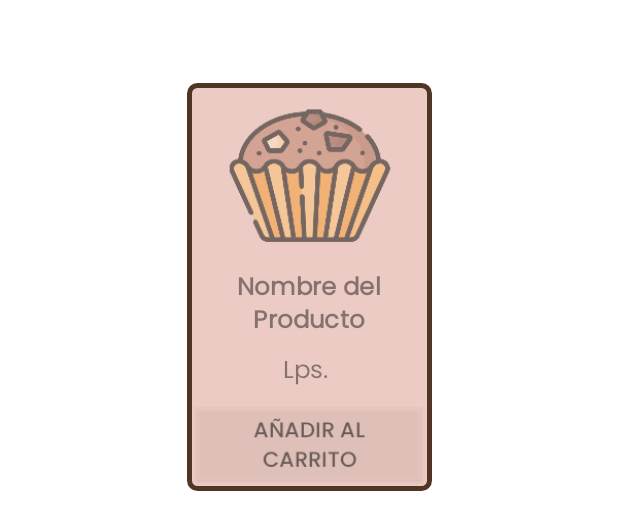
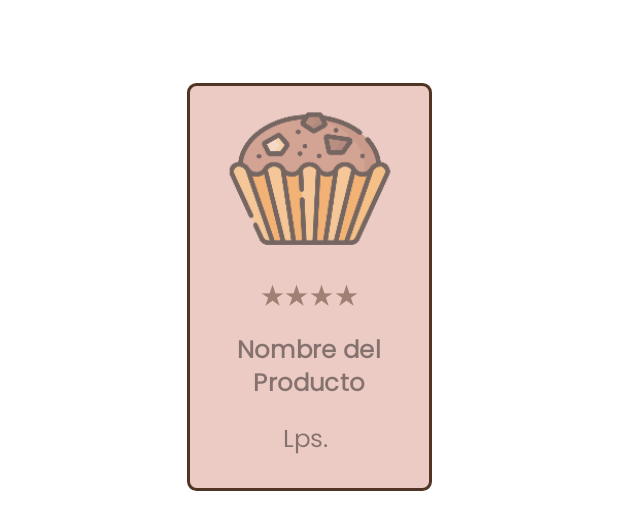
Before and after one commit to Aesthetic-Cakes/Aesthetic-Cakes, an Android app: the layout products_list.xml on its own in the app's theme, with its tools: preview values and no code run, on a phone screen of 412 x 824 dp. Shown: the top 530 px of the screen. Run offline under Robolectric (Android 15) with nearby library versions, the phone set to English and light mode, and no system bars.

Commit message:
Cambios en la Apariencia de categorias

```diff
--- a/app/src/main/java/com/example/aestheticcakes/CategoriasYProductos.java
+++ b/app/src/main/java/com/example/aestheticcakes/CategoriasYProductos.java
@@ -121,7 +121,6 @@ public class CategoriasYProductos extends AppCompatActivity implements
         FirebaseApp.initializeApp(this);
         firebaseDatabase = FirebaseDatabase.getInstance();
         databaseReference = firebaseDatabase.getReference();
-
     }
 
     private void loadCards(int cat){
@@ -136,7 +135,7 @@ public class CategoriasYProductos extends AppCompatActivity implements
                     Producto p = objSnapshot.getValue(Producto.class);
                     if (p.getCategoryID() == cat){
 
-                        dataList.add(new Producto(p.getProductID(), p.getName(), p.getPrice() , p.getImage(),p.getImageSlider1(), p.getImageSlider2(), p.getProductDescription(), p.getCategoryID()));
+                        dataList.add(new Producto(p.getProductID(), p.getName(), p.getPrice() , p.getImage(),p.getImageSlider1(), p.getImageSlider2(), p.getProductDescription(), p.getCategoryID(), p.getProductRate()));
 
                     }
                 }
--- a/app/src/main/java/com/example/aestheticcakes/VistaCarrito.java
+++ b/app/src/main/java/com/example/aestheticcakes/VistaCarrito.java
@@ -62,7 +62,7 @@ public class VistaCarrito extends AppCompatActivity {
         TotalPrecio.setText("Total a Pagar:"+String.valueOf(PrecioTotal));
         final DatabaseReference CarListRef = FirebaseDatabase.getInstance().getReference().child("CarritoLista");
 
-       FirebaseRecycleOptions<VistaCarrito> options = new FirebaseRecycleOptions.Builder<Carrito>()
+       //FirebaseRecycleOptions<VistaCarrito> options = new FirebaseRecycleOptions.Builder<Carrito>()
     }
     private void VerificarEstado(){
 
--- a/app/src/main/res/drawable/card_style.xml
+++ b/app/src/main/res/drawable/card_style.xml
@@ -4,7 +4,7 @@
 
     // The width and color of the border
     <stroke
-        android:width="3dp"
+        android:width="2dp"
         android:color="@color/chocoBrownHeavy" />
 
     <solid android:color="@color/cardThree" />
--- a/app/src/main/res/layout/activity_categorias_yproductos.xml
+++ b/app/src/main/res/layout/activity_categorias_yproductos.xml
@@ -132,7 +132,6 @@
         android:layout_height="0dp"
         app:layout_constraintBottom_toTopOf="@+id/horizontalScrollView"
         app:layout_constraintEnd_toEndOf="parent"
-
         app:layout_constraintHorizontal_bias="0.551"
         app:layout_constraintStart_toStartOf="parent"
         app:layout_constraintTop_toBottomOf="@+id/linearLayout"
@@ -150,7 +149,7 @@
         app:layout_constraintStart_toStartOf="parent"
         app:layout_constraintTop_toTopOf="parent"
         app:layout_constraintVertical_bias="0.0"
-        android:background="@color/cardThree">
+        android:background="@color/white">
 
         <TextView
             android:id="@+id/idTitle"
--- a/app/src/main/res/layout/products_list.xml
+++ b/app/src/main/res/layout/products_list.xml
@@ -26,25 +26,38 @@
             android:id="@+id/productImage"
             android:layout_width="139dp"
             android:layout_height="104dp"
-            android:layout_marginTop="4dp"
+            android:layout_marginTop="6dp"
 
             app:srcCompat="@mipmap/noproduct"
             app:shapeAppearanceOverlay="@style/roundImageView"
             />
 
         <TextView
+            android:id="@+id/productRate"
+            android:layout_width="154dp"
+            android:layout_height="38dp"
+            android:layout_marginTop="5dp"
+            android:fontFamily="@font/poppins"
+            android:gravity="center"
+            android:text="★★★★"
+            android:textAppearance="@style/TextAppearance.AppCompat.Body2"
+            android:textColor="@color/chocoBrownHeavy"
+            android:textSize="18sp" />
+
+        <TextView
             android:id="@+id/productName"
             android:layout_width="156dp"
             android:layout_height="50dp"
-            android:layout_marginTop="7dp"
+            android:layout_marginTop="4dp"
             android:fontFamily="@font/poppins"
             android:gravity="center"
-            android:text="Nombre del Producto"
             android:paddingLeft="5dp"
             android:paddingRight="5dp"
+            android:text="Nombre del Producto"
             android:textAppearance="@style/TextAppearance.AppCompat.Body2"
             android:textSize="16sp"
             android:textStyle="bold" />
+
 
         <TextView
             android:id="@+id/productPrice"
@@ -52,22 +65,11 @@
             android:layout_height="38dp"
             android:fontFamily="@font/poppins"
             android:gravity="center"
+            android:layout_marginTop="4dp"
             android:text="Lps. "
             android:textAppearance="@style/TextAppearance.AppCompat.Body2"
             android:textSize="16sp" />
 
-        <Button
-            android:id="@+id/button"
-            style="@style/Widget.AppCompat.Button.Colored"
-            android:layout_width="153dp"
-            android:layout_height="59dp"
-            android:fontFamily="@font/poppins_medium"
-            android:text="AÑADIR AL CARRITO"
-            android:textColor="@color/black"
-            app:backgroundTint="@color/cardThree"
-            app:iconTint="@android:color/transparent"
-            app:rippleColor="@android:color/transparent" />
-
     </LinearLayout>
 
 </androidx.constraintlayout.widget.ConstraintLayout>
```
Also changed, not shown: app/src/main/java/com/example/aestheticcakes/AdaptadorDatos.java (+17 -1 lines), app/src/main/java/com/example/aestheticcakes/Producto.java (+9 -1 lines).
